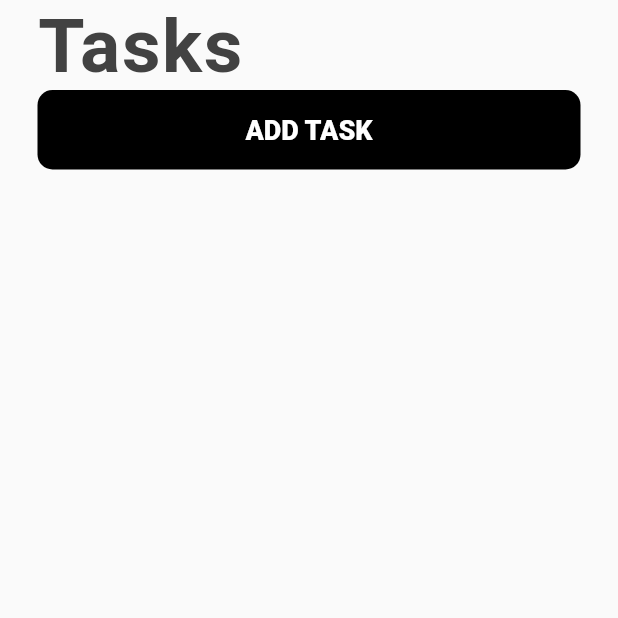
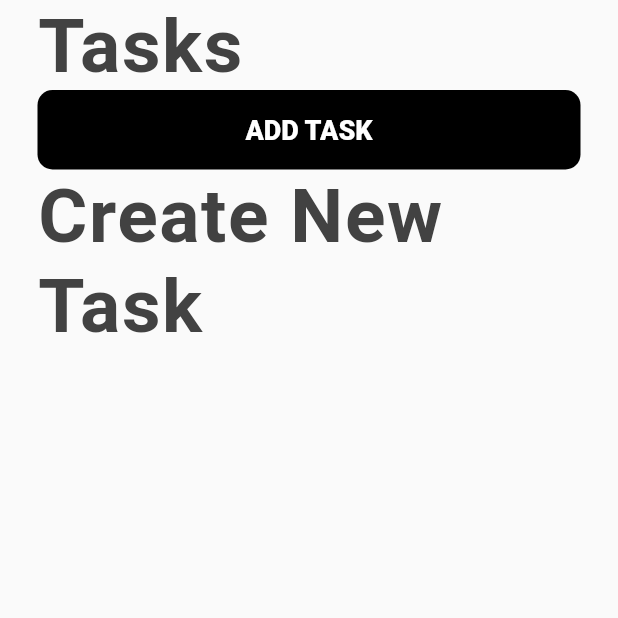
Before and after one commit to lin157644/dsc_flutter_todolist, a Flutter app: the screen it shows after launch, on a phone screen of 412 x 824 dp, the top half of it. Run offline on Flutter 3.47's test engine with Material 2 defaults, Android fonts, the phone set to English and light mode, and no system bars.

```diff
--- a/lib/views/viewTasksPage.dart
+++ b/lib/views/viewTasksPage.dart
@@ -68,6 +68,20 @@ class _ViewTasksPageState extends State<ViewTasksPage> {
                 },
               ),
             ),
+            // Title
+            Container(
+                alignment: Alignment.centerLeft,
+                child: Text(
+                    "Create New Task",
+                    style: TextStyle(
+                        fontSize: 50,
+                        height: 1.2,
+                        fontWeight: FontWeight.w700,
+                        color: Colors.grey[800],
+                        letterSpacing: 1.05,
+                    ),
+                ),
+            ),
           ],
         ),
       ),
```
